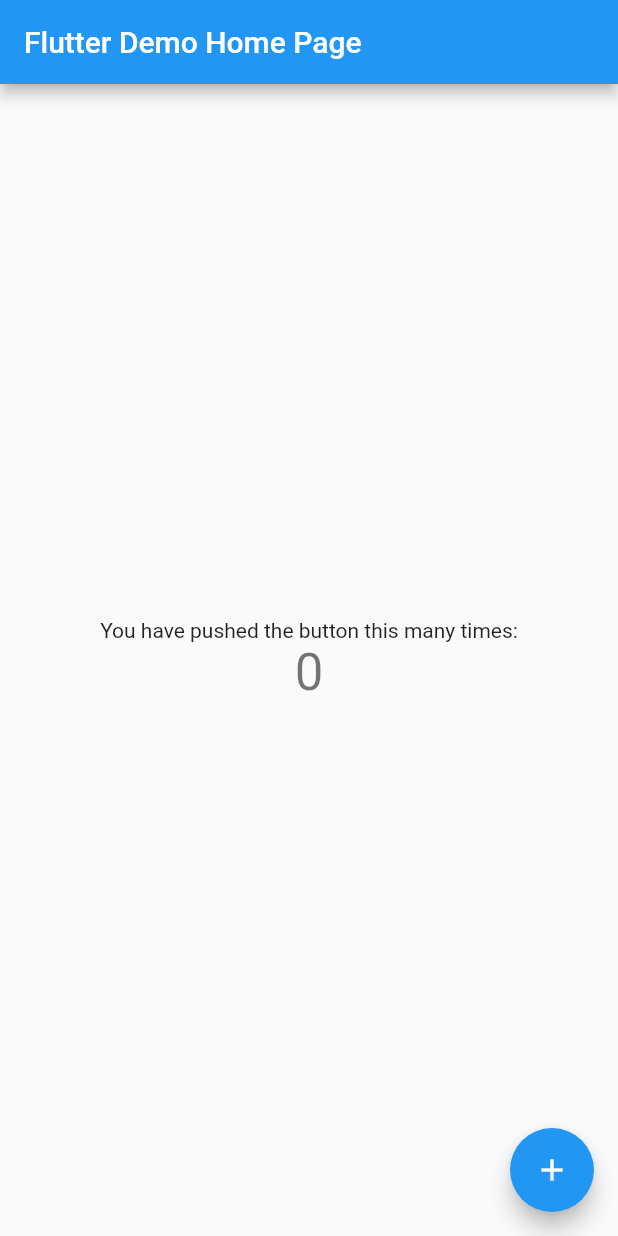
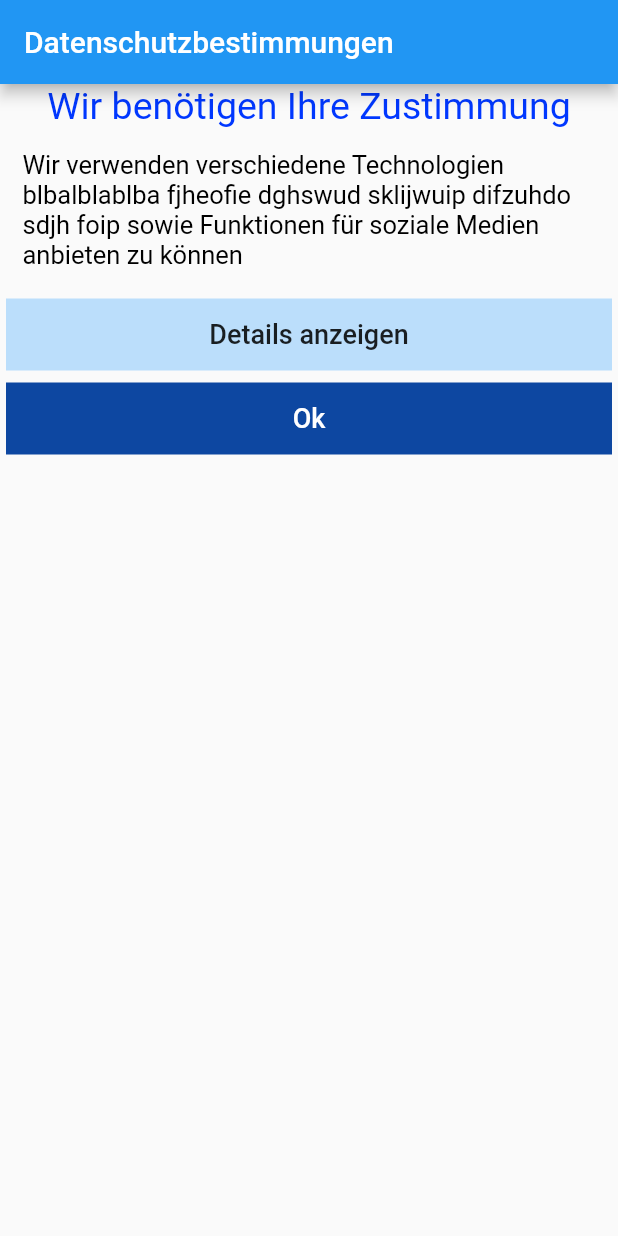
Before and after one commit to Vici912/flutter_ui_app, a Flutter app: the screen it shows after launch, on a phone screen of 412 x 824 dp. Run offline on Flutter 3.47's test engine with Material 2 defaults, Android fonts, the phone set to English and light mode, and no system bars.

Commit message:
Neue Änderung

```diff
--- a/lib/main.dart
+++ b/lib/main.dart
@@ -1,4 +1,5 @@
 import 'package:flutter/material.dart';
+import 'package:flutter_ui_app/screens/datenschutz_screen.dart';
 
 void main() => runApp(MyApp());
 
@@ -9,103 +10,10 @@ class MyApp extends StatelessWidget {
     return MaterialApp(
       title: 'Flutter Demo',
       theme: ThemeData(
-        // This is the theme of your application.
-        //
-        // Try running your application with "flutter run". You'll see the
-        // application has a blue toolbar. Then, without quitting the app, try
-        // changing the primarySwatch below to Colors.green and then invoke
-        // "hot reload" (press "r" in the console where you ran "flutter run",
-        // or simply save your changes to "hot reload" in a Flutter IDE).
-        // Notice that the counter didn't reset back to zero; the application
-        // is not restarted.
+
         primarySwatch: Colors.blue,
       ),
-      home: MyHomePage(title: 'Flutter Demo Home Page'),
+      home: DatenschutzScreen(),
     );
   }
 }
-
-class MyHomePage extends StatefulWidget {
-  MyHomePage({Key key, this.title}) : super(key: key);
-
-  // This widget is the home page of your application. It is stateful, meaning
-  // that it has a State object (defined below) that contains fields that affect
-  // how it looks.
-
-  // This class is the configuration for the state. It holds the values (in this
-  // case the title) provided by the parent (in this case the App widget) and
-  // used by the build method of the State. Fields in a Widget subclass are
-  // always marked "final".
-
-  final String title;
-
-  @override
-  _MyHomePageState createState() => _MyHomePageState();
-}
-
-class _MyHomePageState extends State<MyHomePage> {
-  int _counter = 0;
-
-  void _incrementCounter() {
-    setState(() {
-      // This call to setState tells the Flutter framework that something has
-      // changed in this State, which causes it to rerun the build method below
-      // so that the display can reflect the updated values. If we changed
-      // _counter without calling setState(), then the build method would not be
-      // called again, and so nothing would appear to happen.
-      _counter++;
-    });
-  }
-
-  @override
-  Widget build(BuildContext context) {
-    // This method is rerun every time setState is called, for instance as done
-    // by the _incrementCounter method above.
-    //
-    // The Flutter framework has been optimized to make rerunning build methods
-    // fast, so that you can just rebuild anything that needs updating rather
-    // than having to individually change instances of widgets.
-    return Scaffold(
-      appBar: AppBar(
-        // Here we take the value from the MyHomePage object that was created by
-        // the App.build method, and use it to set our appbar title.
-        title: Text(widget.title),
-      ),
-      body: Center(
-        // Center is a layout widget. It takes a single child and positions it
-        // in the middle of the parent.
-        child: Column(
-          // Column is also a layout widget. It takes a list of children and
-          // arranges them vertically. By default, it sizes itself to fit its
-          // children horizontally, and tries to be as tall as its parent.
-          //
-          // Invoke "debug painting" (press "p" in the console, choose the
-          // "Toggle Debug Paint" action from the Flutter Inspector in Android
-          // Studio, or the "Toggle Debug Paint" command in Visual Studio Code)
-          // to see the wireframe for each widget.
-          //
-          // Column has various properties to control how it sizes itself and
-          // how it positions its children. Here we use mainAxisAlignment to
-          // center the children vertically; the main axis here is the vertical
-          // axis because Columns are vertical (the cross axis would be
-          // horizontal).
-          mainAxisAlignment: MainAxisAlignment.center,
-          children: <Widget>[
-            Text(
-              'You have pushed the button this many times:',
-            ),
-            Text(
-              '$_counter',
-              style: Theme.of(context).textTheme.display1,
-            ),
-          ],
-        ),
-      ),
-      floatingActionButton: FloatingActionButton(
-        onPressed: _incrementCounter,
-        tooltip: 'Increment',
-        child: Icon(Icons.add),
-      ), // This trailing comma makes auto-formatting nicer for build methods.
-    );
-  }
-}
--- /dev/null
+++ b/lib/screens/datenschutz_screen.dart
@@ -0,0 +1,85 @@
+import 'package:flutter/material.dart';
+
+class DatenschutzScreen extends StatefulWidget {
+  @override
+  _DatenschutzScreenState createState() => _DatenschutzScreenState();
+}
+
+class _DatenschutzScreenState extends State<DatenschutzScreen> {
+  @override
+  Widget build(BuildContext context) {
+
+    return Scaffold(
+      appBar: AppBar(
+        title: Text("Datenschutzbestimmungen"),
+
+      ),
+
+      body: Center(
+        child: Column(
+          children: <Widget>[
+
+
+            Text(
+                "Wir benötigen Ihre Zustimmung",
+              style: TextStyle(
+                fontSize: 25,
+                color:Color.fromARGB(255, 0, 55, 255),
+
+              ),
+            ),
+
+
+
+          Padding(
+          padding: const EdgeInsets.all(15.0),
+            child: Text(
+              "Wir verwenden verschiedene Technologien blbalblablba fjheofie dghswud sklijwuip difzuhdo sdjh foip sowie Funktionen für soziale Medien anbieten zu können",
+              style: TextStyle(
+                fontSize: 17,
+                color:Color.fromARGB(255, 0, 0, 0),
+
+              ),
+            ),
+            ),
+
+
+            Padding(
+              padding: const EdgeInsets.all(4.0),
+              child: Container(
+                width: double.infinity,
+                color: Colors.blue[100],
+                child: FlatButton(onPressed: () {}, child: Text("Details anzeigen",
+                style: TextStyle(
+                  fontSize: 18,
+                ),
+                )
+                ),
+
+              )
+            ),
+
+            Padding(
+                padding: const EdgeInsets.all(4.0),
+                child: Container(
+                  width: double.infinity,
+                  color: Colors.blue[900],
+                  child: FlatButton(onPressed: () {}, child: Text("Ok",
+                  style: TextStyle(
+                    fontSize: 18,
+                    color: Color.fromARGB(255, 255, 255, 255),
+                  ),
+                  ),
+                  ),
+
+                )
+            ),
+
+          ],
+
+        ),
+      ),
+
+    );
+  }
+}
```
